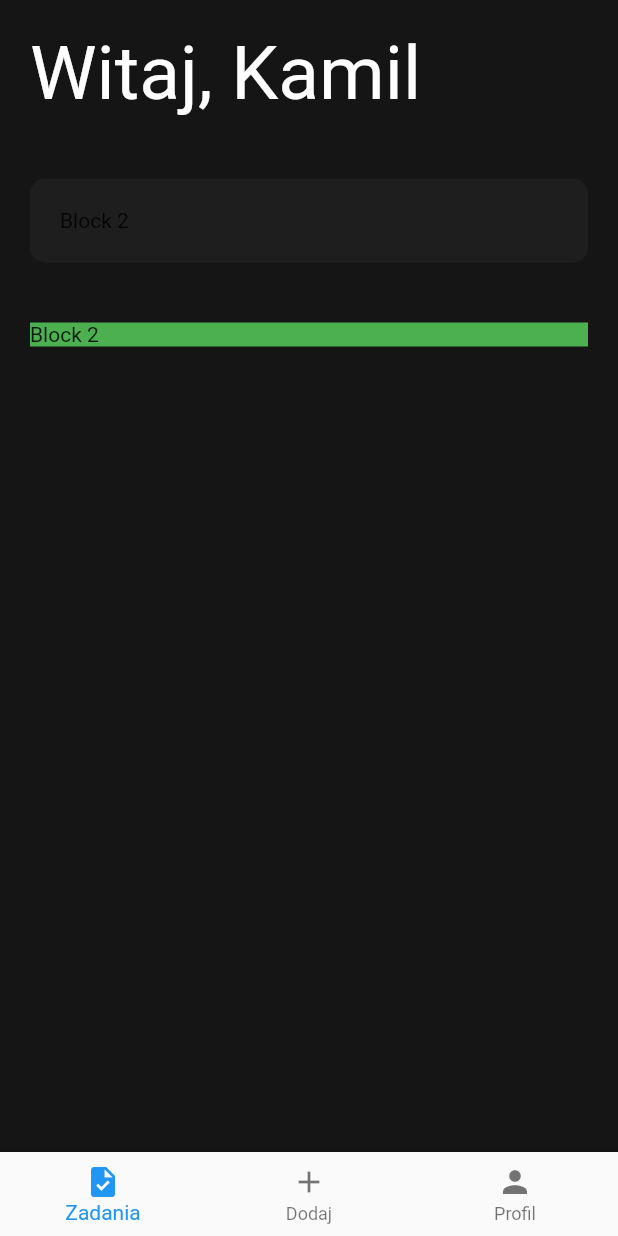
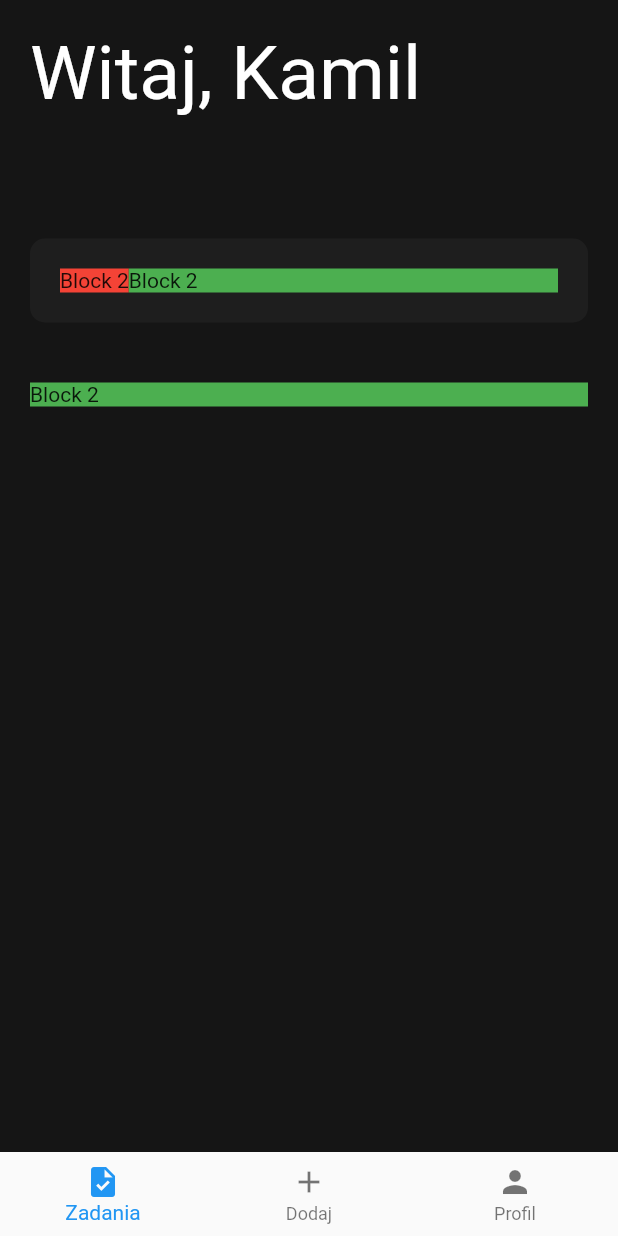
Before and after one commit to ZYZIUS/your_bussines_new, a Flutter app: the screen it shows after launch, on a phone screen of 412 x 824 dp. Run offline on Flutter 3.47's test engine with Material 2 defaults, Android fonts, the phone set to English and light mode, and no system bars.

Commit message:
Dodanie listy zadań - pierwsze zarysy

```diff
--- /dev/null
+++ b/lib/modules/list_tasks.dart
@@ -0,0 +1,34 @@
+import 'package:flutter/material.dart';
+
+class TaskList extends StatefulWidget {
+  const TaskList({Key? key}) : super(key: key);
+
+  @override
+  State<TaskList> createState() => _TaskListState();
+}
+
+class _TaskListState extends State<TaskList> {
+  @override
+  Widget build(BuildContext context) {
+    return Column(
+      mainAxisAlignment: MainAxisAlignment.start,
+      children: [
+        Flex(
+          direction: Axis.horizontal,
+          children: [
+            Container(
+              color: Colors.red,
+              child: const Text('Block 2'),
+            ),
+            Expanded(
+              child: Container(
+                color: Colors.green,
+                child: const Text('Block 2'),
+              ),
+            ),
+          ],
+        ),
+      ],
+    );
+  }
+}
--- a/lib/zadania.dart
+++ b/lib/zadania.dart
@@ -1,4 +1,5 @@
 import 'package:flutter/material.dart';
+import 'modules/list_tasks.dart';
 
 class Zadania extends StatefulWidget {
   const Zadania({Key? key}) : super(key: key);
@@ -16,7 +17,7 @@ class _ZadaniaState extends State<Zadania> with SingleTickerProviderStateMixin {
   void initState() {
     super.initState();
     controller = AnimationController(
-        duration: const Duration(milliseconds: 700), vsync: this);
+        duration: const Duration(milliseconds: 300), vsync: this);
     animation = Tween<double>(begin: -200, end: 0).animate(controller)
       ..addListener(() {
         setState(() {});
@@ -50,13 +51,14 @@ class _ZadaniaState extends State<Zadania> with SingleTickerProviderStateMixin {
           children: [
             Expanded(
               child: Container(
-                margin: const EdgeInsets.all(20),
+                margin: const EdgeInsets.only(
+                    top: 60, bottom: 20, left: 20, right: 20),
                 padding: const EdgeInsets.all(20),
                 decoration: BoxDecoration(
                   color: const Color.fromARGB(255, 30, 30, 30),
                   borderRadius: BorderRadius.circular(10),
                 ),
-                child: const Text('Block 2'),
+                child: TaskList(),
               ),
             ),
           ],
```
